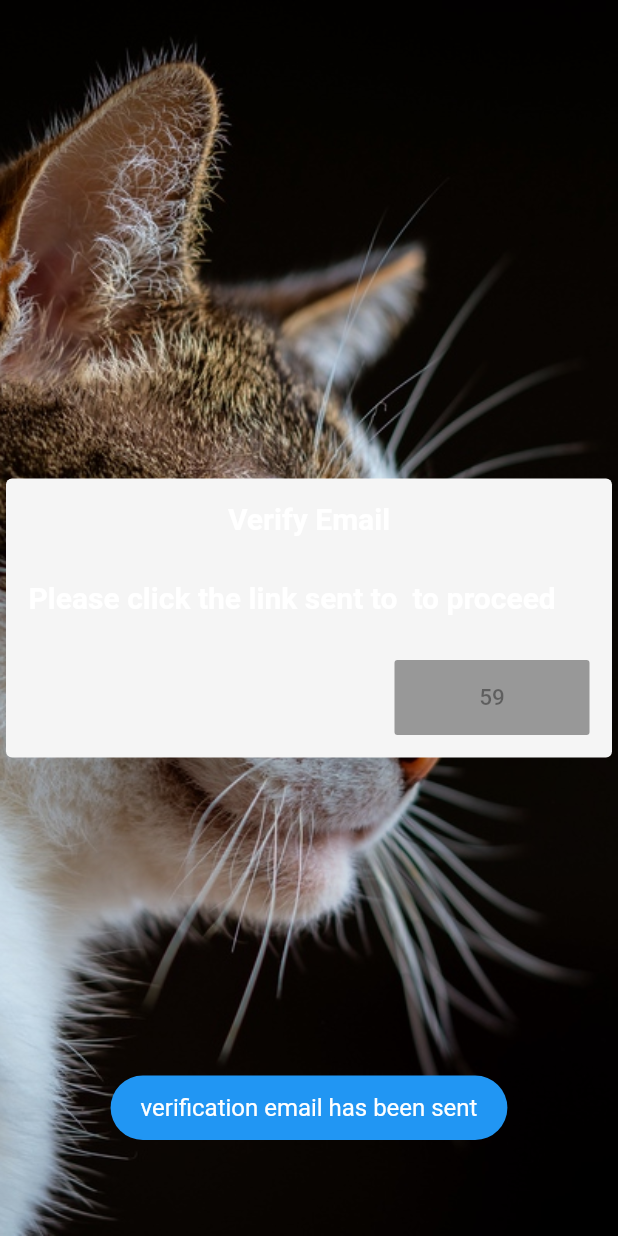
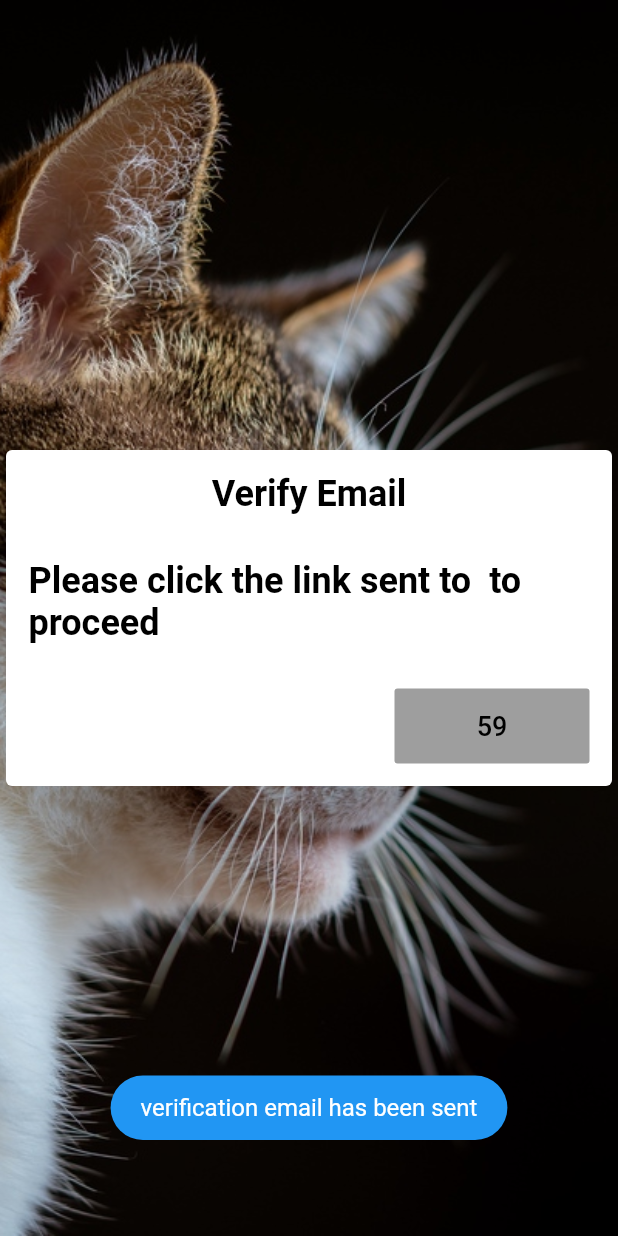
Before and after one commit to 6Niners/Purr, a Flutter app: the VerfiyEmailPage screen opened directly, on a phone screen of 412 x 824 dp. Run offline on Flutter 3.47's test engine with Material 2 defaults, Android fonts, the phone set to English and light mode, and no system bars; our stand-ins replace cloud_firestore, email_validator, firebase_auth, firebase_core, firebase_storage, flutter_tindercard and 3 more; accounts and stored records are empty; network calls fail.

Commit message:
VerifyMail.dart ui is done

```diff
--- a/lib/Registration/VerifyMail.dart
+++ b/lib/Registration/VerifyMail.dart
@@ -48,7 +48,7 @@ class VerfiyEmailPageState extends State<VerfiyEmailPage> {
             backgroundColor: Colors.transparent,
             body: Center(
               child: Card(
-                color: Colors.grey[100],
+                color: Get.theme.backgroundColor,
                 elevation: 30,
 
                 child: Column(
@@ -61,12 +61,12 @@ class VerfiyEmailPageState extends State<VerfiyEmailPage> {
                         child: Container(
                             padding: EdgeInsets.all(10),
                             margin: EdgeInsets.all(5),
-                            child: Text("Verify Email",style: TextStyle(fontSize: 20,fontWeight: FontWeight.bold),)),
+                            child: Text("Verify Email",style: Get.theme.textTheme.headline6,)),
                       ),
                       Container(
                         padding: EdgeInsets.all(10),
                         margin: EdgeInsets.all(5),
-                        child: Text("Please click the link sent to "+CONT.firebaseUser.email+" to proceed",style: TextStyle(fontSize: 20,fontWeight: FontWeight.bold),)),
+                        child: Text("Please click the link sent to "+CONT.firebaseUser.email+" to proceed",style:Get.theme.textTheme.headline6,)),
 
                       Row(
                         mainAxisAlignment: MainAxisAlignment.end,
@@ -78,9 +78,9 @@ class VerfiyEmailPageState extends State<VerfiyEmailPage> {
                             height: 70,
 
                             child: RaisedButton(
-                                color: Colors.blue,
+                                color: Get.theme.buttonColor,
                                 onPressed: resendbutton(),
-                                child: Text(buttontext(),style: TextStyle(fontSize: 15,))
+                                child: Text(buttontext(),style: Get.theme.textTheme.bodyText1)
                             ),
                           ),
 
--- a/lib/chat_list view.dart
+++ b/lib/chat_list view.dart
@@ -217,7 +217,7 @@ class ChatRoom extends StatefulWidget {
 
 class ChatRoomState extends State<ChatRoom> {
 
-  var chat = FirebaseFirestore.instance.collection('chatRooms').orderBy("time", descending: false);
+  var chat = FirebaseFirestore.instance.collection('ChatRoom').orderBy("time", descending: false);
   Stream chatRooms;
 
   Widget chatRoomsList() {
@@ -264,7 +264,7 @@ class ChatRoomState extends State<ChatRoom> {
     return Scaffold(
       appBar: AppBar(
         title: Image.asset(
-          "assets/images/logo.png",
+          "assets/wallpaper-cat.jpg",
           height: 40,
         ),
         elevation: 0.0,
--- a/lib/main.dart
+++ b/lib/main.dart
@@ -6,6 +6,7 @@ import 'package:purr/Profile/FetchProfilePage.dart';
 import 'package:purr/Registration/ChangePassword.dart';
 import 'package:purr/Registration/MainRegistrationPage.dart';
 import 'package:purr/Registration/SetupProfile.dart';
+import 'package:purr/Registration/VerifyMail.dart';
 import 'package:purr/Registration/forgot_password.dart';
 import 'package:purr/Registration/sign_in.dart';
 import 'package:purr/Registration/sign_up.dart';
@@ -52,13 +53,14 @@ class ListOfPages extends StatelessWidget {
               PageButton(MainRegistrationPage(), "Main App Route"),
               PageButton(MainPage(), "Main Page!"),
               PageButton(LoginPage(), "Login Page!"),
+              PageButton(VerfiyEmailPage(), "Verfiy Email Page"),
               PageButton(SignUpPage(), "Sign Up Page"),
               PageButton(ForgotpasswordPage(), "Forgot password"),
               PageButton(ChangePasswordPage(), "Change Password"),
               PageButton(FetchProfilePage(), "Profile"),
               PageButton(SetupProfilePage(), "Setup Profile"),
               PageButton(ChatBox(), "chat"),
-              PageButton(ChatPage(), "chat list"),
+              PageButton(ChatRoom(), "chat list"),
 
             ],
           ),
```
